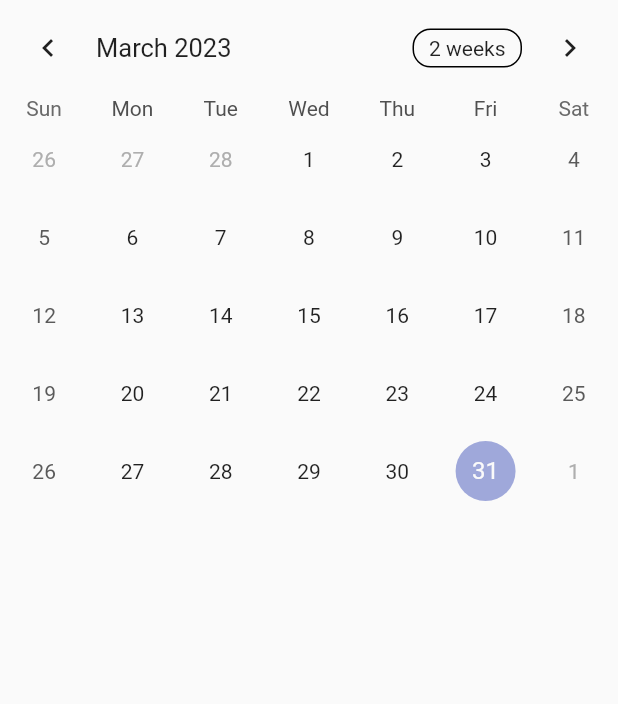
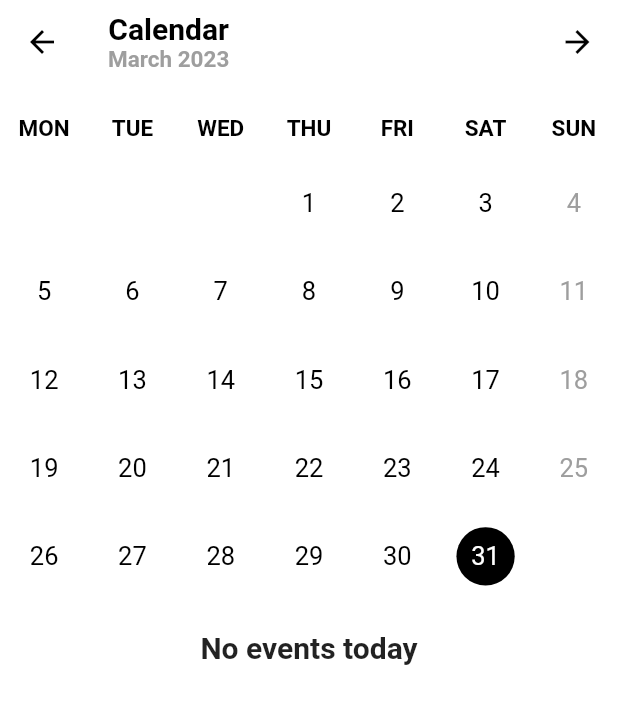
Before and after one commit to OwlDarlyn/flutter-notes, a Flutter app: the CalendarWidget screen opened directly, on a phone screen of 412 x 824 dp. Shown: the top 704 px of the screen. Run offline on Flutter 3.47's test engine with Material 2 defaults, Android fonts, the phone set to English and light mode, and no system bars; drawn by our look-alikes of table_calendar; our stand-ins replace date_picker_timeline; statements that could not run were skipped.

Commit message:
calendar widget

```diff
--- a/lib/widgets/calendar_widget.dart
+++ b/lib/widgets/calendar_widget.dart
@@ -1,4 +1,5 @@
 import 'package:flutter/material.dart';
+import 'package:intl/intl.dart';
 
 import 'package:table_calendar/table_calendar.dart';
 
@@ -10,20 +11,181 @@ class CalendarWidget extends StatefulWidget {
 }
 
 class _CalendarWidgetState extends State<CalendarWidget> {
+  final DateTime _selectedDate = DateTime.now();
+
+  int _selectedIndex = 0;
+  late int indexOfFirstDayMonth;
+
+  @override
+  void initState() {
+    indexOfFirstDayMonth = getIndexOfFirstDayInMonth(_selectedDate);
+    super.initState();
+    setState(() {
+      _selectedIndex = indexOfFirstDayMonth +
+          int.parse(DateFormat('d').format(DateTime.now())) -
+          1;
+    });
+  }
+
   @override
   Widget build(BuildContext context) {
-    return Container(
-      child: SingleChildScrollView(
-        child: Column(
+    return SafeArea(
+      child: Scaffold(
+        backgroundColor: Colors.white,
+        appBar: AppBar(
+          backgroundColor: Colors.white,
+          shadowColor: Colors.transparent,
+          leading: const Icon(
+            Icons.arrow_back,
+            color: Colors.black,
+          ),
+          actions: const [
+            Padding(
+              padding: EdgeInsets.all(15),
+              child: Icon(
+                Icons.arrow_forward,
+                color: Colors.black,
+              ),
+            ),
+          ],
+          title: Column(
+            children: [
+              const Text(
+                "Calendar",
+                style: TextStyle(
+                    fontWeight: FontWeight.bold,
+                    fontSize: 20,
+                    color: Colors.black),
+              ),
+              Text(
+                DateFormat('MMMM yyyy').format(_selectedDate),
+                style: const TextStyle(
+                    fontWeight: FontWeight.w600,
+                    fontSize: 15,
+                    color: Colors.grey),
+              )
+            ],
+          ),
+        ),
+        body: Column(
           children: [
-            TableCalendar(
-              focusedDay: DateTime.now(),
-              firstDay: DateTime.utc(2020, 01, 01),
-              lastDay: DateTime.utc(2050, 01, 01),
+            SizedBox(
+              height: 50,
+              child: GridView.builder(
+                  physics: const NeverScrollableScrollPhysics(),
+                  shrinkWrap: true,
+                  gridDelegate: const SliverGridDelegateWithFixedCrossAxisCount(
+                    crossAxisCount: 7,
+                  ),
+                  itemCount: daysOfWeek.length,
+                  itemBuilder: (BuildContext context, int index) {
+                    return Container(
+                      alignment: Alignment.center,
+                      child: Text(
+                        daysOfWeek[index],
+                        style: const TextStyle(
+                            fontSize: 15,
+                            color: Colors.black,
+                            fontWeight: FontWeight.bold),
+                      ),
+                    );
+                  }),
             ),
+            Container(
+              decoration: BoxDecoration(
+                color: Colors.white,
+                borderRadius: const BorderRadius.only(
+                  bottomLeft: Radius.circular(20),
+                  bottomRight: Radius.circular(20),
+                ),
+              ),
+              child: GridView.builder(
+                physics: const NeverScrollableScrollPhysics(),
+                shrinkWrap: true,
+                padding: EdgeInsets.zero,
+                gridDelegate: const SliverGridDelegateWithFixedCrossAxisCount(
+                  crossAxisCount: 7,
+                ),
+                itemCount: listOfDatesInMonth(_selectedDate).length +
+                    indexOfFirstDayMonth,
+                itemBuilder: (BuildContext context, int index) {
+                  return Padding(
+                    padding: const EdgeInsets.all(10),
+                    child: GestureDetector(
+                      onTap: () => index >= indexOfFirstDayMonth
+                          ? setState(() {
+                              _selectedIndex = index;
+                            })
+                          : null,
+                      child: Container(
+                        alignment: Alignment.center,
+                        decoration: BoxDecoration(
+                            color: index == _selectedIndex
+                                ? Colors.black
+                                : Colors.transparent,
+                            borderRadius: BorderRadius.circular(50)),
+                        child: index < indexOfFirstDayMonth
+                            ? const Text("")
+                            : Text('${index + 1 - indexOfFirstDayMonth}',
+                                style: TextStyle(
+                                    color: index == _selectedIndex
+                                        ? Colors.white
+                                        : index % 7 == 6
+                                            ? Colors.grey
+                                            : Colors.black,
+                                    fontSize: 17)),
+                      ),
+                    ),
+                  );
+                },
+              ),
+            ),
+            const SizedBox(height: 10),
+            Expanded(
+                child: Column(
+              children: [
+                Container(
+                  width: MediaQuery.of(context).size.width,
+                  padding: const EdgeInsets.only(bottom: 20, top: 10),
+                  alignment: Alignment.center,
+                  child: const Text("No events today",
+                      style:
+                          TextStyle(fontSize: 20, fontWeight: FontWeight.w600)),
+                ),
+              ],
+            )),
           ],
         ),
       ),
     );
   }
 }
+
+List<int> listOfDatesInMonth(DateTime currentDate) {
+  var selectedMonthFirstDay =
+      DateTime(currentDate.year, currentDate.month, currentDate.day);
+  var nextMonthFirstDay = DateTime(selectedMonthFirstDay.year,
+      selectedMonthFirstDay.month + 1, selectedMonthFirstDay.day);
+  var totalDays = nextMonthFirstDay.difference(selectedMonthFirstDay).inDays;
+
+  var listOfDates = List<int>.generate(totalDays, (i) => i + 1);
+  return (listOfDates);
+}
+
+int getIndexOfFirstDayInMonth(DateTime currentDate) {
+  var selectedMonthFirstDay =
+      DateTime(currentDate.year, currentDate.month, currentDate.day);
+  var day = DateFormat('EEE').format(selectedMonthFirstDay).toUpperCase();
+
+  return daysOfWeek.indexOf(day) - 1;
+}
+
+final List<String> daysOfWeek = [
+  "MON",
+  "TUE",
+  "WED",
+  "THU",
+  "FRI",
+  "SAT",
+  "SUN",
+];
```
